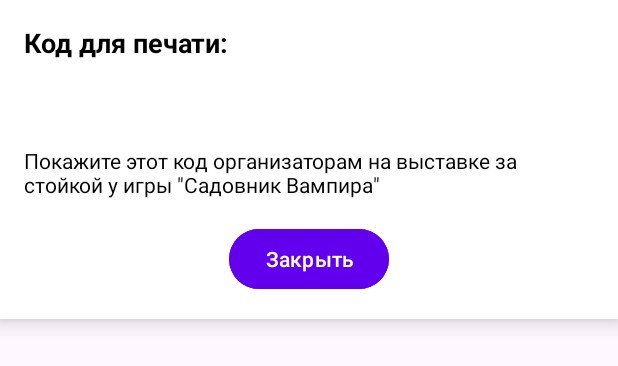
After one commit to OlgaBug/KurssovaiVampaers, an Android app: the layout layout_print_code_dialog.xml on its own in the app's theme, with its tools: preview values and no code run, on a phone screen of 412 x 824 dp. The commit adds this screen. Shown: the top 366 px of the screen. Run offline under Robolectric (Android 15) with nearby library versions, the phone set to English and light mode, and no system bars.

Commit message:
Добавила удобное для пользователя отображение кода для печати

```diff
--- a/app/src/main/java/com/example/kurssovai/Doll.java
+++ b/app/src/main/java/com/example/kurssovai/Doll.java
@@ -75,4 +75,8 @@ public class Doll {
     public void setPreviewBase64(String previewBase64) {
         this.previewBase64 = previewBase64;
     }
+
+    public void setPrintCode(String printCode) {
+        this.printCode = printCode;
+    }
 }
--- /dev/null
+++ b/app/src/main/res/layout/layout_print_code_dialog.xml
@@ -0,0 +1,45 @@
+<?xml version="1.0" encoding="utf-8"?>
+<LinearLayout xmlns:android="http://schemas.android.com/apk/res/android"
+    android:layout_width="match_parent"
+    android:layout_height="wrap_content"
+    android:orientation="vertical"
+    android:background="@color/white"
+    android:padding="16dp"
+    android:elevation="8dp">
+
+    <TextView
+        android:layout_width="match_parent"
+        android:layout_height="wrap_content"
+        android:text="Код для печати:"
+        android:textSize="18sp"
+        android:textColor="@color/black"
+        android:textStyle="bold"
+        android:layout_marginBottom="8dp"/>
+
+    <TextView
+        android:id="@+id/tvPrintCode"
+        android:layout_width="match_parent"
+        android:layout_height="wrap_content"
+        android:textSize="24sp"
+        android:textColor="@color/purple_500"
+        android:textStyle="bold"
+        android:gravity="center"
+        android:layout_marginBottom="16dp"/>
+
+    <TextView
+        android:layout_width="match_parent"
+        android:layout_height="wrap_content"
+        android:text='Покажите этот код организаторам на выставке за стойкой у игры \"Садовник Вампира\"'
+        android:textSize="14sp"
+        android:textColor="@color/black"
+        android:layout_marginBottom="16dp"/>
+
+    <Button
+        android:id="@+id/btnClose"
+        android:layout_width="wrap_content"
+        android:layout_height="wrap_content"
+        android:text="Закрыть"
+        android:layout_gravity="center_horizontal"
+        android:backgroundTint="@color/purple_500"
+        android:textColor="@color/white"/>
+</LinearLayout>
```
Also changed, not shown: app/src/main/java/com/example/kurssovai/DollEditorFragment.java (+23 -3 lines).
